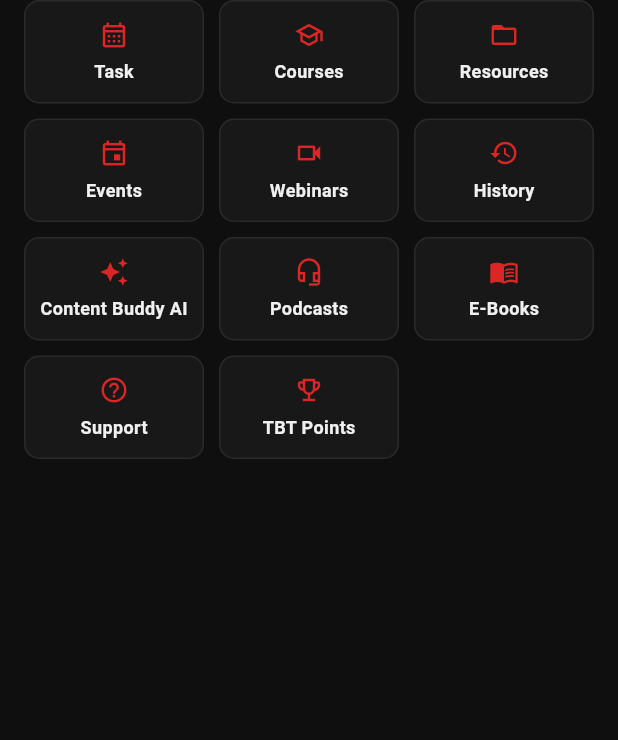
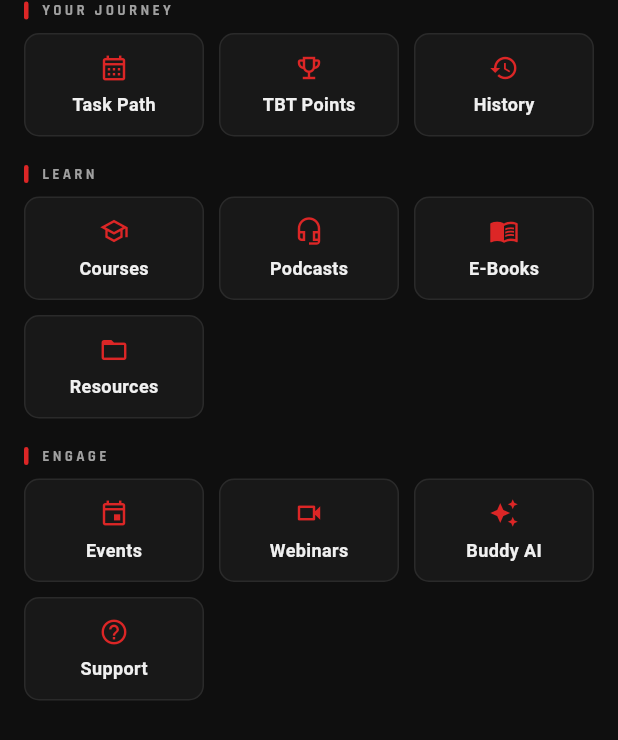
Before and after one commit to relentronofficial/admin, a Flutter app: the _QuickLinksRow widget shown alone on an empty page, opened directly, on a phone screen of 412 x 824 dp. Shown: the top 740 px of the screen. Run offline on Flutter 3.47's test engine with Material 3 defaults, Android fonts, the phone set to English and light mode, and no system bars; our stand-ins replace better_player_plus, cached_network_image, connectivity_plus, dio, file_picker, firebase_core and 18 more; missing offline and left inert: flutter_displaymode, flutter_pdfview, livekit_client; accounts and stored records are empty; generated files the repository leaves out were written again; network calls fail.

Commit message:
feat(tbt_app/dashboard): grouped quick-actions + polished welcome header
Module 7. Home surface refresh — the flat 11-tile grid had become a
wall of unlabelled icons after Modules 1-6 each landed a quick-tile.
This groups them into three logical clusters, adds subtle section
labels, and polishes the welcome header without changing any of the
routes or data flow.

Welcome header:
- Vertical accent gradient bar anchoring the greeting (subtle nod to
  the redesigned login glass card from Module 5)
- Rajdhani 26px 800-weight name in uppercase with tighter line
  height for better rhythm

Quick actions reorganized:
- YOUR JOURNEY   → Task Path · TBT Points · History
- LEARN          → Courses · Podcasts · E-Books · Resources
- ENGAGE         → Events · Webinars · Buddy AI · Support
Each group gets a small accent-bar + Rajdhani section label — takes
up minimal vertical space but gives members a mental map of what
lives where.

Non-goals for this module: no new backend data dependencies, no
hero carousel wiring, no community-post feed (the co-worker's
`PostPopupScreen` doesn't map to an LMS product). Preserved intact:
stats row, continue-watching, recently-watched pill filter, refresh
handler, ui-strings.

Co-Authored-By: Claude Opus 4.7 <noreply@anthropic.com>

```diff
--- a/tbt_app/lib/features/dashboard/presentation/dashboard_screen.dart
+++ b/tbt_app/lib/features/dashboard/presentation/dashboard_screen.dart
@@ -121,37 +121,66 @@ class _WelcomeHeader extends StatelessWidget {
       child: Column(
         crossAxisAlignment: CrossAxisAlignment.start,
         children: [
+          Row(
+            children: [
+              // Vertical accent bar — subtle nod to the redesigned
+              // login glass card; anchors the greeting without
+              // dominating the layout.
+              Container(
+                width: 3,
+                height: 40,
+                decoration: BoxDecoration(
+                  gradient: LinearGradient(
+                    begin: Alignment.topCenter,
+                    end: Alignment.bottomCenter,
+                    colors: [accent, accent.withValues(alpha: 0.2)],
+                  ),
+                  borderRadius: BorderRadius.circular(2),
+                ),
+              ),
+              const SizedBox(width: 12),
+              Expanded(
+                child: Column(
+                  crossAxisAlignment: CrossAxisAlignment.start,
+                  children: [
                     Text(
                       welcomeLabel,
                       style: TextStyle(
                         color: context.tokens.textMuted,
-              fontSize: 13,
-              letterSpacing: 0.5,
+                        fontSize: 12,
+                        letterSpacing: 0.6,
+                        fontWeight: FontWeight.w600,
                       ),
                     ),
-          const SizedBox(height: 4),
+                    const SizedBox(height: 2),
                     if (name.isNotEmpty)
                       Text(
                         name.toUpperCase(),
+                        maxLines: 1,
+                        overflow: TextOverflow.ellipsis,
                         style: TextStyle(
                           fontFamily: 'Rajdhani',
                           fontSize: 26,
-                fontWeight: FontWeight.w700,
+                          fontWeight: FontWeight.w800,
                           color: context.tokens.textPrimary,
                           letterSpacing: 2,
+                          height: 1.1,
                         ),
                       )
                     else
                       Container(
                         width: 140,
-              height: 28,
+                        height: 26,
                         decoration: BoxDecoration(
                           color: context.tokens.bgSurface,
                           borderRadius: BorderRadius.circular(4),
                         ),
                       ),
-          const SizedBox(height: 4),
-          Container(height: 2, width: 40, color: accent),
+                  ],
+                ),
+              ),
+            ],
+          ),
         ],
       ),
     );
@@ -280,7 +309,11 @@ class _StatCard extends StatelessWidget {
   }
 }
 
-// ── Quick links (batch program / more) ───────────────────────────────────────
+// ── Quick links — grouped into three logical clusters ───────────────────────
+//
+// Module 7 refresh: the previous flat 3×4 grid of 11 unlabelled tiles
+// was becoming a wall of icons. Three grouped sections give members
+// a mental map of what the app does without adding scroll length.
 
 class _QuickLinksRow extends StatelessWidget {
   const _QuickLinksRow();
@@ -291,56 +324,28 @@ class _QuickLinksRow extends StatelessWidget {
     return Padding(
       padding: const EdgeInsets.symmetric(horizontal: 16),
       child: Column(
+        crossAxisAlignment: CrossAxisAlignment.start,
         children: [
+          // ── Your Journey ─────────────────────────────────────────
+          const _GroupLabel('YOUR JOURNEY'),
+          const SizedBox(height: 8),
           Row(
             children: [
               Expanded(
                 child: _QuickTile(
                   icon: Icons.calendar_month_outlined,
-                  label: 'Task',
+                  label: 'Task Path',
                   accent: accent,
-                  onTap: () =>
-                      GoRouter.of(context).push(AppRoutes.batchProgram),
+                  onTap: () => GoRouter.of(context).push(AppRoutes.batchProgram),
                 ),
               ),
               const SizedBox(width: 10),
               Expanded(
                 child: _QuickTile(
-                  icon: Icons.school_outlined,
-                  label: 'Courses',
+                  icon: Icons.emoji_events_outlined,
+                  label: 'TBT Points',
                   accent: accent,
-                  onTap: () => GoRouter.of(context).push(AppRoutes.courses),
-                ),
-              ),
-              const SizedBox(width: 10),
-              Expanded(
-                child: _QuickTile(
-                  icon: Icons.folder_open_outlined,
-                  label: 'Resources',
-                  accent: accent,
-                  onTap: () => GoRouter.of(context).push(AppRoutes.resources),
-                ),
-              ),
-            ],
-          ),
-          const SizedBox(height: 10),
-          Row(
-            children: [
-              Expanded(
-                child: _QuickTile(
-                  icon: Icons.event_outlined,
-                  label: 'Events',
-                  accent: accent,
-                  onTap: () => GoRouter.of(context).push(AppRoutes.events),
-                ),
-              ),
-              const SizedBox(width: 10),
-              Expanded(
-                child: _QuickTile(
-                  icon: Icons.videocam_outlined,
-                  label: 'Webinars',
-                  accent: accent,
-                  onTap: () => GoRouter.of(context).push(AppRoutes.webinars),
+                  onTap: () => GoRouter.of(context).push(AppRoutes.tbtPoints),
                 ),
               ),
               const SizedBox(width: 10),
@@ -354,15 +359,19 @@ class _QuickLinksRow extends StatelessWidget {
               ),
             ],
           ),
-          const SizedBox(height: 10),
+          const SizedBox(height: 18),
+
+          // ── Learn ────────────────────────────────────────────────
+          const _GroupLabel('LEARN'),
+          const SizedBox(height: 8),
           Row(
             children: [
               Expanded(
                 child: _QuickTile(
-                  icon: Icons.auto_awesome,
-                  label: 'Content Buddy AI',
+                  icon: Icons.school_outlined,
+                  label: 'Courses',
                   accent: accent,
-                  onTap: () => GoRouter.of(context).push(AppRoutes.aiContent),
+                  onTap: () => GoRouter.of(context).push(AppRoutes.courses),
                 ),
               ),
               const SizedBox(width: 10),
@@ -390,6 +399,58 @@ class _QuickLinksRow extends StatelessWidget {
             children: [
               Expanded(
                 child: _QuickTile(
+                  icon: Icons.folder_open_outlined,
+                  label: 'Resources',
+                  accent: accent,
+                  onTap: () => GoRouter.of(context).push(AppRoutes.resources),
+                ),
+              ),
+              const SizedBox(width: 10),
+              const Expanded(child: SizedBox()),
+              const SizedBox(width: 10),
+              const Expanded(child: SizedBox()),
+            ],
+          ),
+          const SizedBox(height: 18),
+
+          // ── Engage ───────────────────────────────────────────────
+          const _GroupLabel('ENGAGE'),
+          const SizedBox(height: 8),
+          Row(
+            children: [
+              Expanded(
+                child: _QuickTile(
+                  icon: Icons.event_outlined,
+                  label: 'Events',
+                  accent: accent,
+                  onTap: () => GoRouter.of(context).push(AppRoutes.events),
+                ),
+              ),
+              const SizedBox(width: 10),
+              Expanded(
+                child: _QuickTile(
+                  icon: Icons.videocam_outlined,
+                  label: 'Webinars',
+                  accent: accent,
+                  onTap: () => GoRouter.of(context).push(AppRoutes.webinars),
+                ),
+              ),
+              const SizedBox(width: 10),
+              Expanded(
+                child: _QuickTile(
+                  icon: Icons.auto_awesome,
+                  label: 'Buddy AI',
+                  accent: accent,
+                  onTap: () => GoRouter.of(context).push(AppRoutes.aiContent),
+                ),
+              ),
+            ],
+          ),
+          const SizedBox(height: 10),
+          Row(
+            children: [
+              Expanded(
+                child: _QuickTile(
                   icon: Icons.help_outline,
                   label: 'Support',
                   accent: accent,
@@ -397,20 +458,47 @@ class _QuickLinksRow extends StatelessWidget {
                 ),
               ),
               const SizedBox(width: 10),
-              Expanded(
-                child: _QuickTile(
-                  icon: Icons.emoji_events_outlined,
-                  label: 'TBT Points',
-                  accent: accent,
-                  onTap: () => GoRouter.of(context).push(AppRoutes.tbtPoints),
-                ),
-              ),
+              const Expanded(child: SizedBox()),
               const SizedBox(width: 10),
               const Expanded(child: SizedBox()),
             ],
           ),
         ],
       ),
+    );
+  }
+}
+
+// Subtle section label above each cluster.
+class _GroupLabel extends StatelessWidget {
+  const _GroupLabel(this.text);
+  final String text;
+  @override
+  Widget build(BuildContext context) {
+    final accent = context.tbt.accent;
+    return Row(
+      crossAxisAlignment: CrossAxisAlignment.center,
+      children: [
+        Container(
+          width: 3,
+          height: 12,
+          decoration: BoxDecoration(
+            color: accent,
+            borderRadius: BorderRadius.circular(2),
+          ),
+        ),
+        const SizedBox(width: 8),
+        Text(
+          text,
+          style: TextStyle(
+            fontFamily: 'Rajdhani',
+            color: context.tokens.textSecondary,
+            fontSize: 10,
+            fontWeight: FontWeight.w800,
+            letterSpacing: 2.2,
+          ),
+        ),
+      ],
     );
   }
 }
```
Lines whose indentation alone changed are shown as unchanged.
